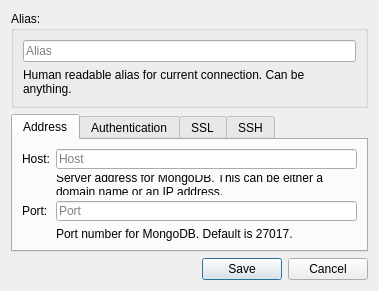
This is forms/repo_dialogconnect.ui in 3drepo/3drepogui as Qt 5 draws it before an edit. The edited form follows.
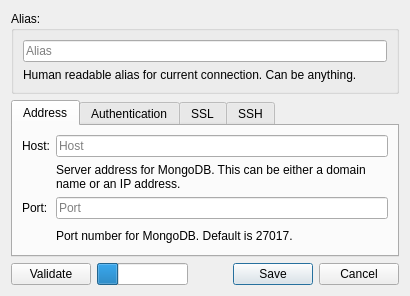
This is the edited form.

Commit message: #51 Added new icons and validation button to Connection Settings Dialog.

The edit to the form file:
```diff
--- a/forms/repo_dialogconnect.ui
+++ b/forms/repo_dialogconnect.ui
@@ -6,8 +6,8 @@
    <rect>
     <x>0</x>
     <y>0</y>
-    <width>379</width>
-    <height>289</height>
+    <width>410</width>
+    <height>296</height>
    </rect>
   </property>
   <property name="windowTitle">
@@ -212,10 +212,61 @@
     </widget>
    </item>
    <item>
-    <widget class="QDialogButtonBox" name="buttonBox">
-     <property name="standardButtons">
-      <set>QDialogButtonBox::Cancel|QDialogButtonBox::Save</set>
-     </property>
+    <widget class="QWidget" name="widget" native="true">
+     <layout class="QHBoxLayout" name="horizontalLayout">
+      <property name="leftMargin">
+       <number>0</number>
+      </property>
+      <property name="topMargin">
+       <number>0</number>
+      </property>
+      <property name="rightMargin">
+       <number>0</number>
+      </property>
+      <property name="bottomMargin">
+       <number>0</number>
+      </property>
+      <item>
+       <widget class="QPushButton" name="validatePushButton">
+        <property name="text">
+         <string>Validate</string>
+        </property>
+       </widget>
+      </item>
+      <item>
+       <widget class="QProgressBar" name="validateProgressBar">
+        <property name="value">
+         <number>24</number>
+        </property>
+        <property name="textVisible">
+         <bool>false</bool>
+        </property>
+        <property name="invertedAppearance">
+         <bool>false</bool>
+        </property>
+       </widget>
+      </item>
+      <item>
+       <spacer name="horizontalSpacer">
+        <property name="orientation">
+         <enum>Qt::Horizontal</enum>
+        </property>
+        <property name="sizeHint" stdset="0">
+         <size>
+          <width>40</width>
+          <height>20</height>
+         </size>
+        </property>
+       </spacer>
+      </item>
+      <item>
+       <widget class="QDialogButtonBox" name="buttonBox">
+        <property name="standardButtons">
+         <set>QDialogButtonBox::Cancel|QDialogButtonBox::Save</set>
+        </property>
+       </widget>
+      </item>
+     </layout>
     </widget>
    </item>
   </layout>
```
The commit also changes 5 other files.
